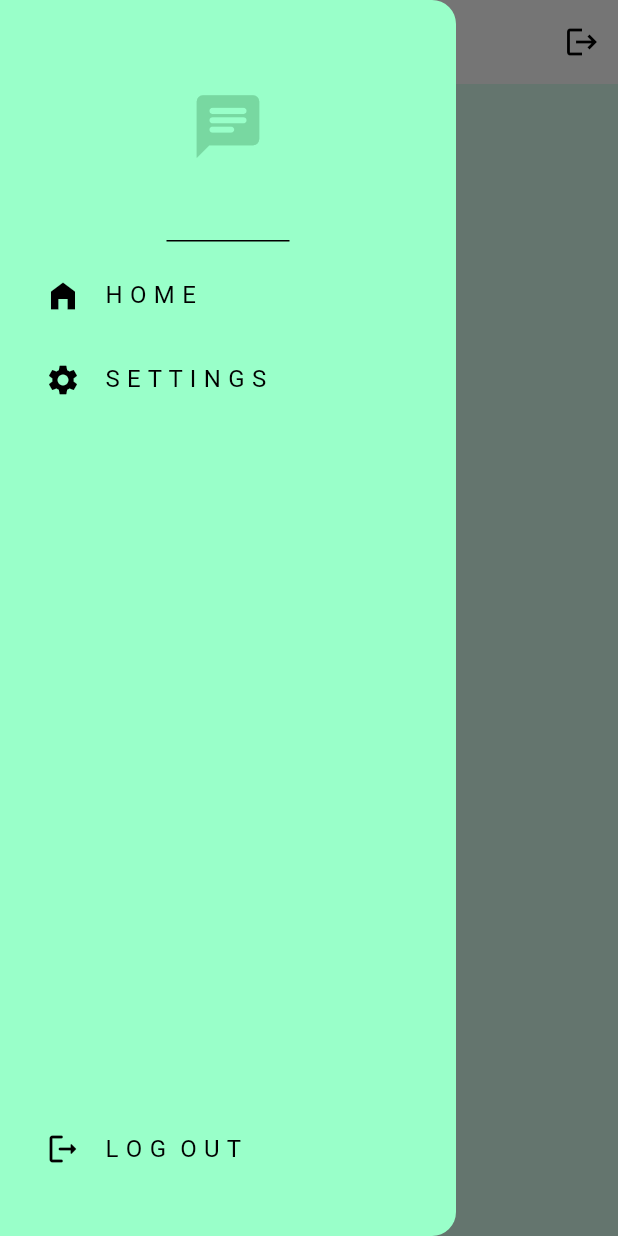
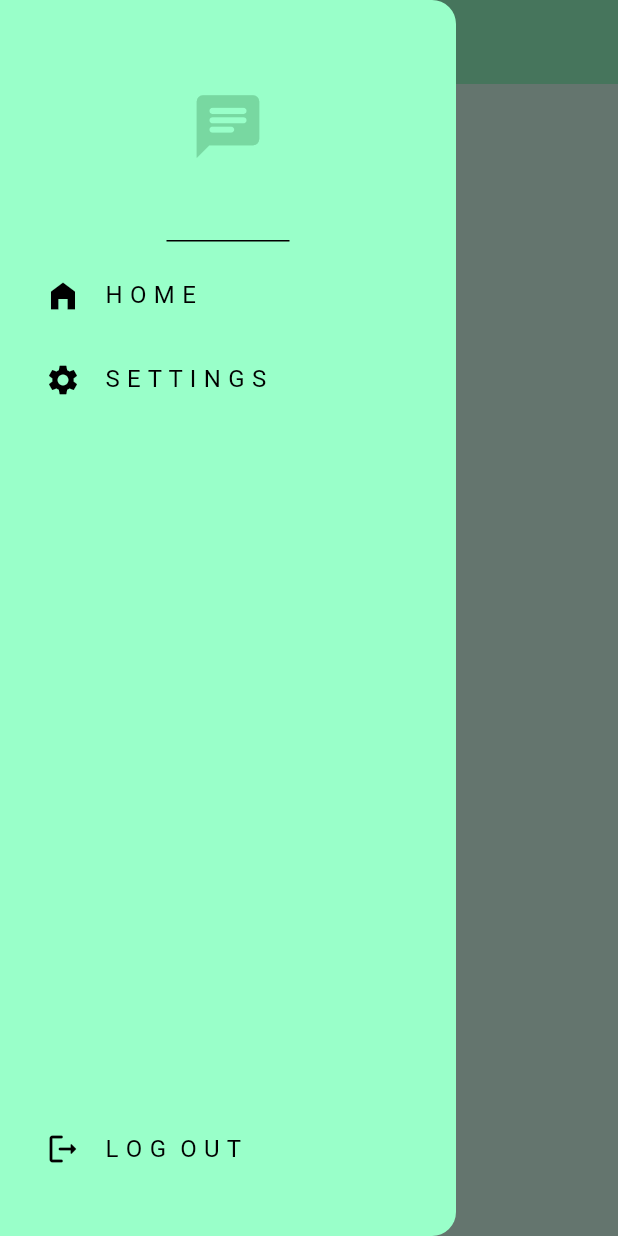
Before and after one commit to Fardeenhimself/chat_app, a Flutter app: the screen it shows once a user with an empty profile is signed in, with the side drawer open, on a phone screen of 412 x 824 dp. Run offline on Flutter 3.47's test engine with Material 3 defaults, Android fonts, the phone set to English and light mode, and no system bars; our stand-ins replace firebase_auth, firebase_core; accounts and stored records are empty; network calls fail.

Commit message:
logout from drawer

```diff
--- a/lib/screens/home_page.dart
+++ b/lib/screens/home_page.dart
@@ -5,19 +5,10 @@ import 'package:flutter/material.dart';
 class HomePage extends StatelessWidget {
   const HomePage({super.key});
 
-  void signOut() async {
-    // Call the class
-    final authService = AuthService();
-    authService.signOut();
-  }
-
   @override
   Widget build(BuildContext context) {
     return Scaffold(
-      appBar: AppBar(
-        title: Text('Home'),
-        actions: [IconButton(onPressed: signOut, icon: Icon(Icons.logout))],
-      ),
+      appBar: AppBar(title: Text('Home')),
       drawer: MyDrawer(),
     );
   }
--- a/lib/theme/light_mode.dart
+++ b/lib/theme/light_mode.dart
@@ -9,4 +9,8 @@ final ThemeData lightTheme = ThemeData(
     inversePrimary: Color.fromARGB(255, 194, 255, 226),
   ),
   scaffoldBackgroundColor: Color.fromARGB(255, 219, 255, 239),
+  appBarTheme: AppBarTheme().copyWith(
+    centerTitle: true,
+    backgroundColor: Color.fromARGB(255, 153, 255, 201),
+  ),
 );
```
Also changed, not shown: lib/components/my_drawer.dart (+9 -1 lines).
